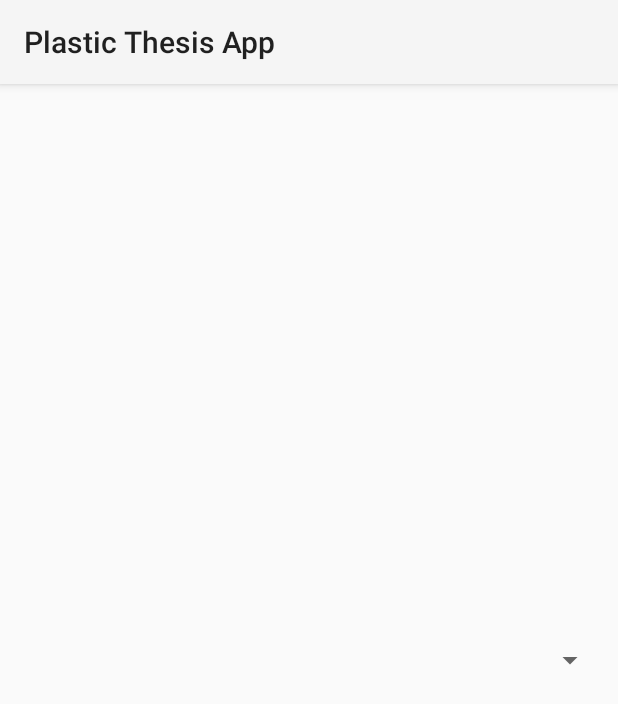
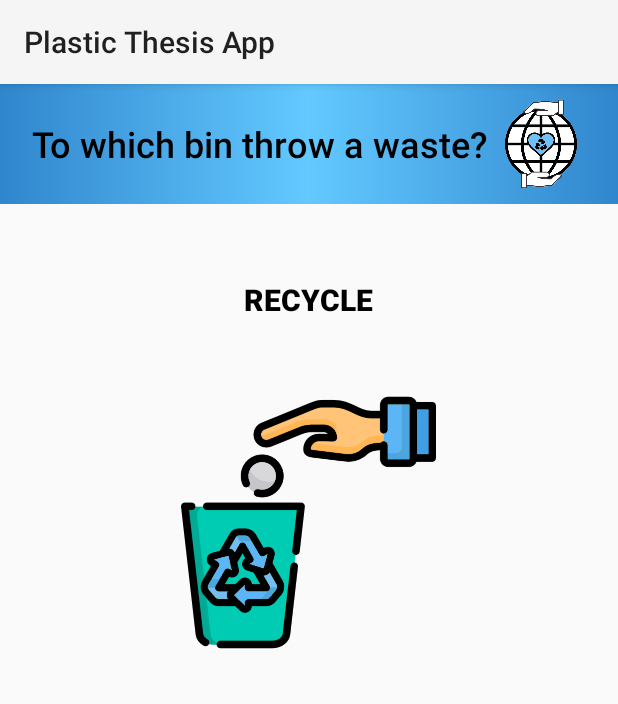
Before and after one commit to domisss41/ThesisApp, an Android app: the Recycling screen opened directly, with no data from a screen before it, on a phone screen of 412 x 824 dp. Shown: the top 704 px of the screen. Run offline under Robolectric (Android 15) with nearby library versions, the phone set to English and light mode, and no system bars; our stand-ins replace Firebase (no records; nobody signed in at launch, a user with empty details on screens opened directly), Picasso; plain views replace SearchableSpinner.

Commit message:
Final Recycling Final

```diff
--- a/App/app/src/main/java/com/example/thesisapp/Recycling/Recycling.kt
+++ b/App/app/src/main/java/com/example/thesisapp/Recycling/Recycling.kt
@@ -95,7 +95,11 @@ class Recycling : AppCompatActivity(), IFirebaseLoadDone {
 
             override fun onItemSelected(parent: AdapterView<*>?, view: View?, position: Int, id: Long
             ) {
-                if(!isFirstTimeClick){
+                if (!isFirstTimeClick) {
+                    if (parent != null) {
+                        if (parent.getItemAtPosition(position).equals(">> CHECK WHERE TO THROW IT <<")) {
+
+                        } else {
                             val waste = wasteList[position]
                             waste_name.text = waste.name
                             waste_description.text = waste.description
@@ -104,10 +108,11 @@ class Recycling : AppCompatActivity(), IFirebaseLoadDone {
 
                             bottomSheetDialog.show()
                         }
-                else
+                    }
+                }else{
                     isFirstTimeClick = false
                 }
-
+            }
 
         })
 
--- a/App/app/src/main/res/layout/activity_recycling.xml
+++ b/App/app/src/main/res/layout/activity_recycling.xml
@@ -5,18 +5,80 @@
     xmlns:tools="http://schemas.android.com/tools"
     android:layout_width="match_parent"
     android:layout_height="match_parent"
-    android:padding="8dp"
     tools:context=".Recycling.Recycling">
+
+    <RelativeLayout
+        android:layout_width="match_parent"
+        android:layout_height="match_parent">
+
+        <LinearLayout
+            android:id="@+id/wasteCheck"
+            android:layout_width="match_parent"
+            android:layout_height="wrap_content"
+            android:layout_marginBottom="20dp"
+            android:background="@drawable/gradienttwo"
+            android:gravity="center"
+            android:padding="10dp"
+            android:layout_centerHorizontal="true">
+
+            <TextView
+                android:id="@+id/check"
+                android:layout_width="wrap_content"
+                android:layout_height="wrap_content"
+                android:layout_marginEnd="5dp"
+                android:layout_toStartOf="@+id/logo"
+                android:fontFamily="sans-serif-medium"
+                android:text="To which bin throw a waste?"
+                android:textColor="#000000"
+                android:textSize="24dp" />
+
+            <ImageView
+                android:id="@+id/logo"
+                android:layout_width="60dp"
+                android:layout_height="60dp"
+                app:srcCompat="@drawable/logo5" />
+
+        </LinearLayout>
+
+        <TextView
+            android:id="@+id/recycle"
+            android:layout_width="wrap_content"
+            android:layout_height="wrap_content"
+            android:fontFamily="sans-serif-medium"
+            android:text="RECYCLE"
+            android:layout_marginTop="30dp"
+            android:layout_centerHorizontal="true"
+            android:layout_centerVertical="true"
+            android:layout_below="@+id/wasteCheck"
+            android:foregroundGravity="center"
+            android:textColor="#000000"
+            android:textSize="20dp"
+            android:textStyle="bold"/>
+
+        <ImageView
+            android:id="@+id/trashImage"
+            android:layout_width="170dp"
+            android:layout_height="170dp"
+            android:layout_marginTop="50dp"
+            android:layout_marginBottom="70dp"
+            android:src="@drawable/trash"
+            android:layout_centerHorizontal="true"
+            android:layout_centerVertical="true"
+            android:layout_below="@+id/recycle"
+            android:foregroundGravity="center"/>
 
 
     <com.toptoche.searchablespinnerlibrary.SearchableSpinner
         android:id="@+id/searchable_spinner"
         android:layout_width="match_parent"
         android:layout_height="wrap_content"
+        android:background="@color/colorAccent"
+        android:layout_below="@+id/trashImage"
         app:layout_constraintLeft_toLeftOf="parent"
         app:layout_constraintRight_toRightOf="parent"
         app:layout_constraintBottom_toBottomOf="parent"
         app:layout_constraintTop_toTopOf="parent" />
 
+    </RelativeLayout>
 
 </androidx.constraintlayout.widget.ConstraintLayout>
--- a/App/app/src/main/res/layout/layout_waste.xml
+++ b/App/app/src/main/res/layout/layout_waste.xml
@@ -31,7 +31,7 @@
                 android:fontFamily="sans-serif-medium"
                 android:textSize="35sp"
                 android:gravity="center"
-                android:padding="10dp"
+                android:padding="15dp"
                 android:textColor="@android:color/black"
                 android:background="@drawable/gradienttwo"
                 android:layout_gravity="top"
```
Lines whose indentation alone changed are shown as unchanged.
